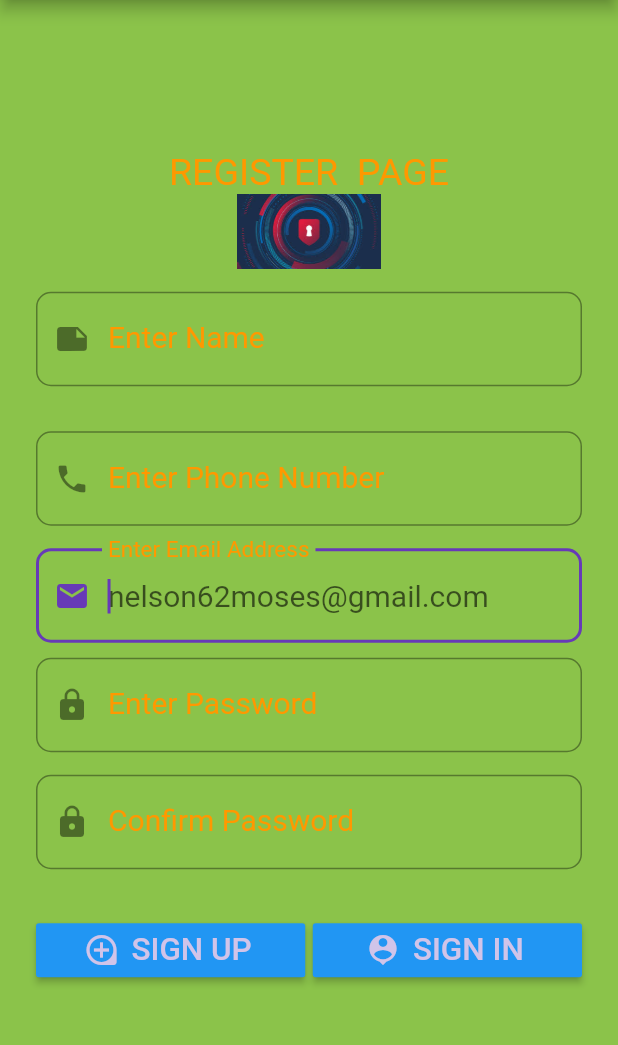
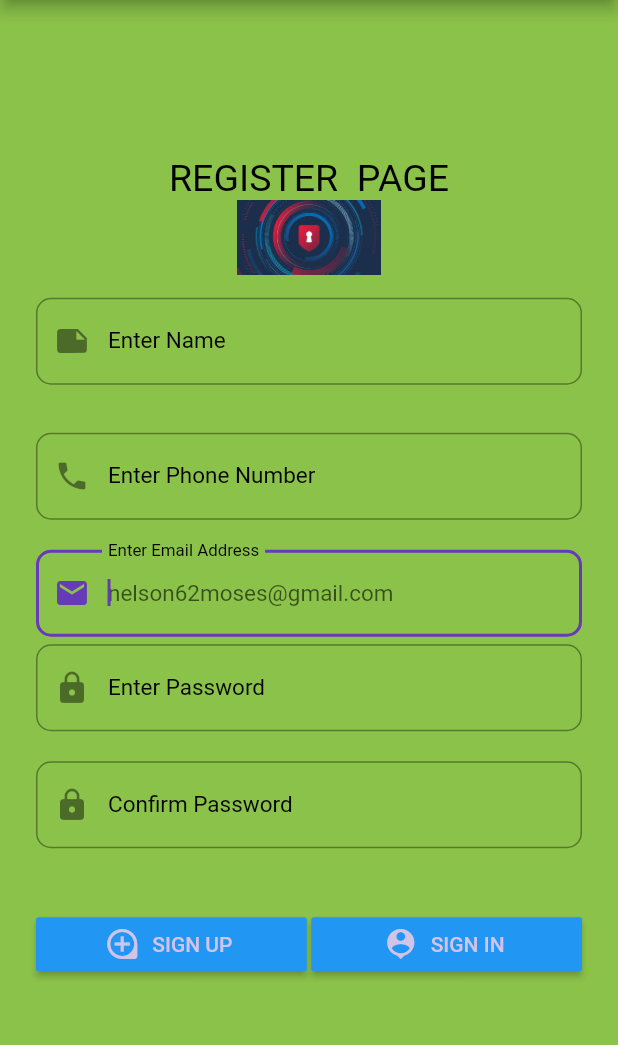
Before and after one commit to NELSON1994/NoteKeeper, a Flutter app: the screen it shows after launch, after a tap on "SIGN UP", on a phone screen of 412 x 824 dp, the part 84-1129 px from its top. Run offline on Flutter 3.47's test engine with Material 2 defaults, Android fonts, the phone set to English and light mode, and no system bars; our stand-ins replace sqflite; accounts and stored records are empty.

Commit message:
new commits

```diff
--- a/lib/main.dart
+++ b/lib/main.dart
@@ -14,7 +14,7 @@ class MyApp extends StatelessWidget {
     // TODO: implement build
     return MaterialApp(
       title: 'Alkaida Application',
-      debugShowCheckedModeBanner: false,
+      debugShowCheckedModeBanner: false,//REMOVE THE DEBUG FROM APP
       theme: ThemeData(
         primarySwatch: Colors.deepPurple
       ),
--- a/lib/screens/loginn.dart
+++ b/lib/screens/loginn.dart
@@ -94,12 +94,12 @@ class LoginPage extends StatelessWidget {
 
               label: Text(
                 'SIGN IN',
-                textScaleFactor: 1.5,
+                //textScaleFactor: 1.5,
               ),
             ),
           ),
           Container(
-            width: 5.0,
+            width: 3.0,
           ),
           Expanded(
             child: RaisedButton.icon(
@@ -113,7 +113,7 @@ class LoginPage extends StatelessWidget {
               textColor: Theme.of(context).primaryColorLight,
               label: Text(
                 'SIGN UP',
-                textScaleFactor: 1.5,
+                //textScaleFactor: 1.5,
               ),
               icon: Icon(
                   Icons.person_pin
--- a/lib/screens/register.dart
+++ b/lib/screens/register.dart
@@ -14,8 +14,11 @@ class RegisterPage extends StatelessWidget {
 
   @override
   Widget build(BuildContext context) {
-    final logo = Image.asset('assets/images/login.jpg',
-      width: 600.0,height: 50.0,);
+    final logo = Image.asset(
+      'assets/images/login.jpg',
+      width: 600.0,
+      height: 50.0,
+    );
 //    CircleAvatar(
 //      backgroundColor: Colors.white,
 //      child: Image.asset('assets/images/login.jpg',
@@ -26,14 +29,15 @@ class RegisterPage extends StatelessWidget {
       controller: _pinCodeController,
       keyboardType: TextInputType.phone,
       // maxLength: 4,
-      obscureText: true, //for hiding text to invisible(for Passwords)
+      obscureText: true,
+      //for hiding text to invisible(for Passwords)
       maxLines: 1,
       autocorrect: false,
       autofocus: true,
 
       style: TextStyle(
-        color: Colors.deepOrange,
-        fontSize: 20.0,
+        color: Colors.black,
+        fontSize: 15.0,
       ),
       onChanged: (value) {
         debugPrint("Textfield here");
@@ -43,18 +47,16 @@ class RegisterPage extends StatelessWidget {
             Icons.lock,
           ),
           labelStyle: TextStyle(
-            color: Colors.orange,
+            color: Colors.black,
           ),
           labelText: 'Enter Password',
-          border: OutlineInputBorder(
-              borderRadius: BorderRadius.circular(10.0)
-          )
-      ),
+          border:
+              OutlineInputBorder(borderRadius: BorderRadius.circular(10.0))),
     );
     final nameInput = Padding(
       padding: EdgeInsets.only(top: 15.0, bottom: 15.0),
       child: TextField(
-        cursorColor: Colors.deepOrange,
+        cursorColor: Colors.black,
         controller: nameController,
         maxLines: 1,
         readOnly: false,
@@ -63,8 +65,8 @@ class RegisterPage extends StatelessWidget {
 
         keyboardType: TextInputType.text,
         style: TextStyle(
-          color: Colors.deepOrange,
-          fontSize: 20.0,
+          color: Colors.black,
+          fontSize: 15.0,
         ),
         onChanged: (value) {
           debugPrint("Textfield here");
@@ -76,20 +78,18 @@ class RegisterPage extends StatelessWidget {
             ),
             hintText: 'Crainneillar Fambler',
             labelStyle: TextStyle(
-              color: Colors.orange,
+              color: Colors.black,
             ),
             labelText: 'Enter Name',
-            border: OutlineInputBorder(
-                borderRadius: BorderRadius.circular(10.0)
-            )
-        ),
+            border:
+                OutlineInputBorder(borderRadius: BorderRadius.circular(10.0))),
       ),
     );
 
     final phoneInput = Padding(
       padding: EdgeInsets.only(top: 15.0, bottom: 15.0),
       child: TextField(
-        cursorColor: Colors.deepOrange,
+        cursorColor: Colors.black,
         controller: phoneController,
         maxLines: 1,
         readOnly: false,
@@ -98,8 +98,8 @@ class RegisterPage extends StatelessWidget {
 
         keyboardType: TextInputType.number,
         style: TextStyle(
-          color: Colors.deepOrange,
-          fontSize: 20.0,
+          color: Colors.black,
+          fontSize: 15.0,
         ),
         onChanged: (value) {
           debugPrint("Textfield here");
@@ -110,14 +110,12 @@ class RegisterPage extends StatelessWidget {
             ),
             prefixText: '+254',
             labelStyle: TextStyle(
-              color: Colors.orange,
+              color: Colors.black,
             ),
             hintText: '718826344',
             labelText: 'Enter Phone Number',
-            border: OutlineInputBorder(
-                borderRadius: BorderRadius.circular(10.0)
-            )
-        ),
+            border:
+                OutlineInputBorder(borderRadius: BorderRadius.circular(10.0))),
       ),
     );
     final conInput = Padding(
@@ -125,14 +123,15 @@ class RegisterPage extends StatelessWidget {
       child: TextField(
         cursorColor: Colors.deepOrange,
         controller: conController,
-        obscureText: true, //for hiding text to invisible(for Passwords)
+        obscureText: true,
+        //for hiding text to invisible(for Passwords)
         maxLines: 1,
         // maxLength: 30,
 
         keyboardType: TextInputType.visiblePassword,
         style: TextStyle(
-          color: Colors.deepOrange,
-          fontSize: 20.0,
+          color: Colors.black,
+          fontSize: 15.0,
         ),
         onChanged: (value) {
           debugPrint("Textfield here");
@@ -142,42 +141,40 @@ class RegisterPage extends StatelessWidget {
               Icons.lock,
             ),
             labelStyle: TextStyle(
-              color: Colors.orange,
+              color: Colors.black,
             ),
             labelText: 'Confirm Password',
-            border: OutlineInputBorder(
-                borderRadius: BorderRadius.circular(10.0)
-            )
-        ),
+            border:
+                OutlineInputBorder(borderRadius: BorderRadius.circular(10.0))),
       ),
     );
     final emailInput = TextFormField(
       controller: emailController,
       keyboardType: TextInputType.emailAddress,
       // maxLength: 100,// maximum no of element in the field
-      maxLines: 1,//maximum no of lines
-      autocorrect: false,//no autocorrect allowed
+      maxLines: 1,
+      //maximum no of lines
+      autocorrect: false,
+      //no autocorrect allowed
       autofocus: true,
       style: TextStyle(
-        color: Colors.deepOrange,
-        fontSize: 20.0,
+        color: Colors.black,
+        fontSize: 15.0,
       ),
       onChanged: (value) {
         debugPrint("Textfield here");
       },
       decoration: InputDecoration(
           labelStyle: TextStyle(
-            color: Colors.orange,
+            color: Colors.black,
           ),
           prefixIcon: Icon(
             Icons.email,
           ),
           hintText: 'nelson62moses@gmail.com',
           labelText: 'Enter Email Address',
-          border: OutlineInputBorder(
-              borderRadius: BorderRadius.circular(10.0)
-          )
-      ),
+          border:
+              OutlineInputBorder(borderRadius: BorderRadius.circular(10.0))),
     );
 
     final loginButton = Padding(
@@ -203,13 +200,10 @@ class RegisterPage extends StatelessWidget {
         children: <Widget>[
           Expanded(
             child: RaisedButton.icon(
-
-              onPressed: (){
+              onPressed: () {
                 debugPrint("Raised Button here");
               },
-              icon: Icon(
-                Icons.loupe
-              ),
+              icon: Icon(Icons.loupe),
               // color: Colors.deepPurple,
               // color:Theme.of(context).primaryColorDark,
               color: Colors.blue,
@@ -217,16 +211,16 @@ class RegisterPage extends StatelessWidget {
 
               label: Text(
                 'SIGN UP',
-                textScaleFactor: 1.5,
+                // textScaleFactor: 1.5,
               ),
             ),
           ),
           Container(
-            width: 5.0,
+            width: 3.0,
           ),
           Expanded(
             child: RaisedButton.icon(
-              onPressed: (){
+              onPressed: () {
                 debugPrint("Raised Button here");
                 loginNavigation(context);
               },
@@ -236,11 +230,9 @@ class RegisterPage extends StatelessWidget {
               textColor: Theme.of(context).primaryColorLight,
               label: Text(
                 'SIGN IN',
-                textScaleFactor: 1.5,
+                // textScaleFactor: 1.5,
               ),
-              icon: Icon(
-                Icons.person_pin
-              ),
+              icon: Icon(Icons.person_pin),
             ),
           )
         ],
@@ -251,27 +243,27 @@ class RegisterPage extends StatelessWidget {
       appBar: AppBar(
         title: Text(
           "ALKAIDA APPLICATION",
-          style: TextStyle(
-          ),
+          style: TextStyle(),
         ),
         backgroundColor: Colors.blue,
         centerTitle: true,
       ),
       backgroundColor: Colors.lightGreen,
       body: Center(
-
         child: ListView(
           shrinkWrap: true,
           padding: EdgeInsets.only(left: 24.0, right: 24.0),
           children: <Widget>[
             Padding(
-              padding: EdgeInsets.only(top: 5.0,),
+              padding: EdgeInsets.only(
+                top: 5.0,
+              ),
               child: Text(
                 'REGISTER  PAGE',
                 textAlign: TextAlign.center,
                 style: TextStyle(
                   fontSize: 25.0,
-                  color: Colors.orange,
+                  color: Colors.black,
                 ),
               ),
             ),
@@ -281,35 +273,42 @@ class RegisterPage extends StatelessWidget {
             logo,
 
             nameInput,
+              Container(
+            height: 2.0,
+           ),
             phoneInput,
+            Container(
+            height: 5.0,
+            ),
             emailInput,
+            Container(
+              height: 5.0,
+            ),
+            pinCode,
+            Container(
+             height: 5.0,
+                ),
+            conInput,
             Container(
               height: 10.0,
             ),
-            pinCode,
-            conInput,
             //loginButton
             buttons
-
           ],
         ),
       ),
     );
   }
 
-  void navigateToDetail(String title){
-
-    Navigator.push(context, MaterialPageRoute(builder:(context){
-
+  void navigateToDetail(String title) {
+    Navigator.push(context, MaterialPageRoute(builder: (context) {
       return NoteDetail(title);
-    } ));
+    }));
   }
 
-  void loginNavigation(BuildContext context){
-
-    Navigator.push(context, MaterialPageRoute(builder:(context){
-
+  void loginNavigation(BuildContext context) {
+    Navigator.push(context, MaterialPageRoute(builder: (context) {
       return LoginPage();
-    } ));
+    }));
   }
 }
```
Lines whose indentation alone changed are shown as unchanged.
